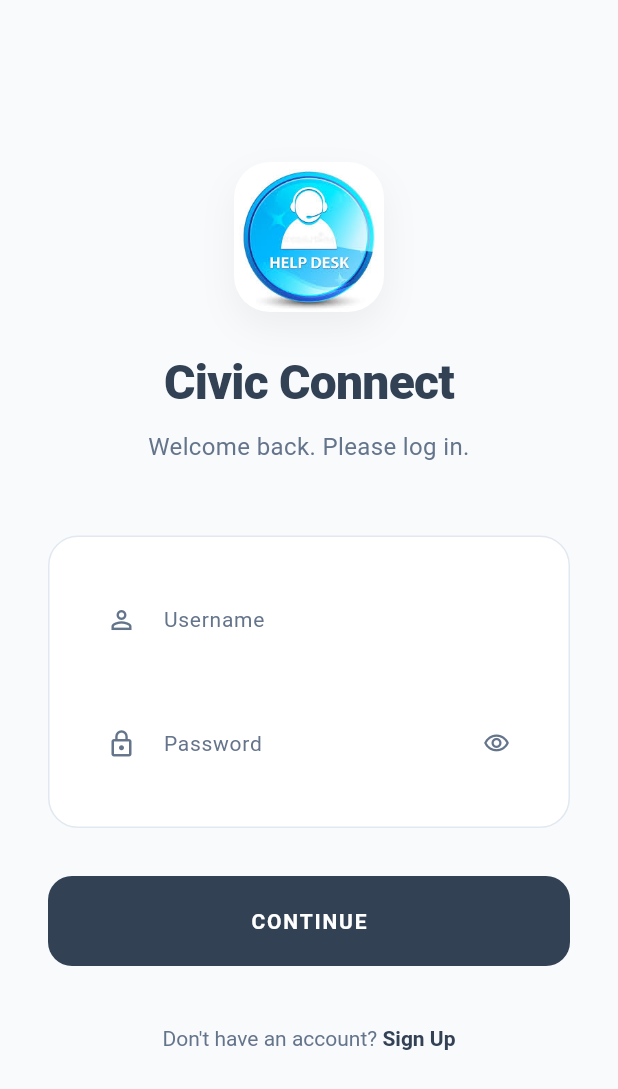
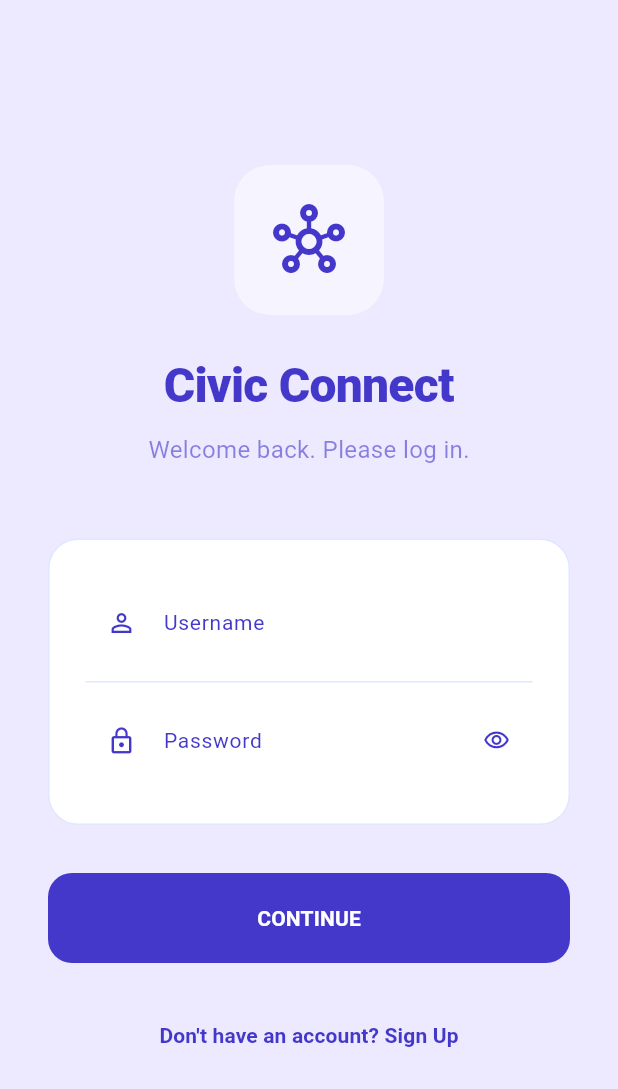
Before and after one commit to Aayuskaa1/Civicconnect, a Flutter app: the LoginView screen opened directly, on a phone screen of 412 x 824 dp. Shown: the top 1089 px of the screen. Run offline on Flutter 3.47's test engine with Material 3 defaults, Android fonts, the phone set to English and light mode, and no system bars; our stand-ins replace flutter_riverpod.

Commit message:
feat: update login view UI

```diff
--- a/lib/views/login_view.dart
+++ b/lib/views/login_view.dart
@@ -1,6 +1,8 @@
+import 'package:civic_connect/screens/dashboard_screen.dart';
 import 'package:flutter/material.dart';
-import 'dashboard_view.dart';
 import 'signup_view.dart';
+// Assuming AppColors is defined in a global file or accessible
+// import 'app_colors.dart';
 
 class LoginView extends StatefulWidget {
   const LoginView({super.key});
@@ -10,16 +12,15 @@ class LoginView extends StatefulWidget {
 }
 
 class _LoginViewState extends State<LoginView> {
+  // Pastel Palette Constants
+  static const Color pastelIndigo = Color(0xFFE0E7FF);
+  static const Color pastelViolet = Color(0xFFEDE9FE);
+  static const Color textDeep = Color(0xFF4338CA);
+
   final _formKey = GlobalKey<FormState>();
   final _usernameCtrl = TextEditingController();
   final _passwordCtrl = TextEditingController();
   bool _obscure = true;
-
-  // Minimalist Palette
-  final Color primarySlate = const Color(0xFF334155);
-  final Color accentSlate = const Color(0xFF64748B);
-  final Color borderSlate = const Color(0xFFE2E8F0);
-  final Color backgroundSlate = const Color(0xFFF8FAFC); // Very light minimal background
 
   @override
   void dispose() {
@@ -32,7 +33,7 @@ class _LoginViewState extends State<LoginView> {
     if (_formKey.currentState?.validate() ?? false) {
       Navigator.pushReplacement(
         context,
-        MaterialPageRoute(builder: (_) => const DashboardView()),
+        MaterialPageRoute(builder: (_) => const DashboardScreen()),
       );
     }
   }
@@ -40,7 +41,7 @@ class _LoginViewState extends State<LoginView> {
   @override
   Widget build(BuildContext context) {
     return Scaffold(
-      backgroundColor: backgroundSlate, // Applied new minimal background color
+      backgroundColor: pastelViolet, // Global Palette Background
       body: SafeArea(
         child: Center(
           child: SingleChildScrollView(
@@ -49,55 +50,41 @@ class _LoginViewState extends State<LoginView> {
               key: _formKey,
               child: Column(
                 mainAxisAlignment: MainAxisAlignment.center,
-                crossAxisAlignment: CrossAxisAlignment.center, // Now centered globally
                 children: [
                   // Logo Container
                   Container(
                     height: 100,
                     width: 100,
                     decoration: BoxDecoration(
+                      color: Colors.white.withOpacity(0.5),
                       borderRadius: BorderRadius.circular(24),
-                      image: const DecorationImage(
-                        image: AssetImage('assests/images/help_desk.jpg'),
-                        fit: BoxFit.cover,
-                      ),
-                      boxShadow: [
-                        BoxShadow(
-                          color: Colors.black.withOpacity(0.05),
-                          blurRadius: 20,
-                          offset: const Offset(0, 10),
-                        ),
-                      ],
                     ),
+                    child: const Icon(Icons.hub_outlined, size: 48, color: textDeep),
                   ),
                   const SizedBox(height: 24),
-
-                  // Centered Branding
-                  Text(
+                  const Text(
                     'Civic Connect',
-                    textAlign: TextAlign.center,
                     style: TextStyle(
+                      color: textDeep,
                       fontSize: 32,
                       fontWeight: FontWeight.w900,
-                      color: primarySlate,
                       letterSpacing: -0.5,
                     ),
                   ),
                   const SizedBox(height: 8),
                   Text(
                     'Welcome back. Please log in.',
-                    textAlign: TextAlign.center,
-                    style: TextStyle(color: accentSlate, fontSize: 16),
+                    style: TextStyle(fontSize: 16, color: textDeep.withOpacity(0.6)),
                   ),
                   const SizedBox(height: 48),
 
-                  // Fields are wrapped in a container to keep them looking tidy
+                  // Login Box
                   Container(
                     padding: const EdgeInsets.all(24),
                     decoration: BoxDecoration(
                       color: Colors.white,
                       borderRadius: BorderRadius.circular(20),
-                      border: Border.all(color: borderSlate),
+                      border: Border.all(color: pastelIndigo),
                     ),
                     child: Column(
                       children: [
@@ -106,17 +93,13 @@ class _LoginViewState extends State<LoginView> {
                           decoration: _inputDecoration('Username', Icons.person_outline),
                           validator: (v) => (v == null || v.trim().isEmpty) ? 'Required' : null,
                         ),
-                        const SizedBox(height: 20),
+                        const Divider(color: pastelIndigo),
                         TextFormField(
                           controller: _passwordCtrl,
                           obscureText: _obscure,
                           decoration: _inputDecoration('Password', Icons.lock_outline).copyWith(
                             suffixIcon: IconButton(
-                              icon: Icon(
-                                _obscure ? Icons.visibility_outlined : Icons.visibility_off_outlined,
-                                color: accentSlate,
-                                size: 18,
-                              ),
+                              icon: Icon(_obscure ? Icons.visibility_outlined : Icons.visibility_off_outlined, size: 18, color: textDeep),
                               onPressed: () => setState(() => _obscure = !_obscure),
                             ),
                           ),
@@ -133,33 +116,18 @@ class _LoginViewState extends State<LoginView> {
                     child: FilledButton(
                       onPressed: _login,
                       style: FilledButton.styleFrom(
-                        backgroundColor: primarySlate,
+                        backgroundColor: textDeep,
                         padding: const EdgeInsets.symmetric(vertical: 20),
                         shape: RoundedRectangleBorder(borderRadius: BorderRadius.circular(16)),
-                        elevation: 0,
                       ),
-                      child: const Text(
-                        'CONTINUE',
-                        style: TextStyle(fontWeight: FontWeight.bold, letterSpacing: 1.2),
-                      ),
+                      child: const Text('CONTINUE', style: TextStyle(fontWeight: FontWeight.bold)),
                     ),
                   ),
 
                   const SizedBox(height: 24),
                   TextButton(
                     onPressed: () => Navigator.push(context, MaterialPageRoute(builder: (_) => const SignupView())),
-                    child: RichText(
-                      text: TextSpan(
-                        style: TextStyle(color: accentSlate, fontSize: 14),
-                        children: [
-                          const TextSpan(text: "Don't have an account? "),
-                          TextSpan(
-                            text: 'Sign Up',
-                            style: TextStyle(color: primarySlate, fontWeight: FontWeight.bold),
-                          ),
-                        ],
-                      ),
-                    ),
+                    child: const Text("Don't have an account? Sign Up", style: TextStyle(color: textDeep, fontWeight: FontWeight.bold)),
                   ),
                 ],
               ),
@@ -173,9 +141,9 @@ class _LoginViewState extends State<LoginView> {
   InputDecoration _inputDecoration(String label, IconData icon) {
     return InputDecoration(
       labelText: label,
-      prefixIcon: Icon(icon, color: accentSlate, size: 20),
-      labelStyle: TextStyle(color: accentSlate, fontSize: 14),
-      border: InputBorder.none, // Removed underline for a cleaner "card" look
+      labelStyle: const TextStyle(fontSize: 14, color: textDeep),
+      prefixIcon: Icon(icon, size: 20, color: textDeep),
+      border: InputBorder.none,
       contentPadding: const EdgeInsets.symmetric(vertical: 12),
     );
   }
```
